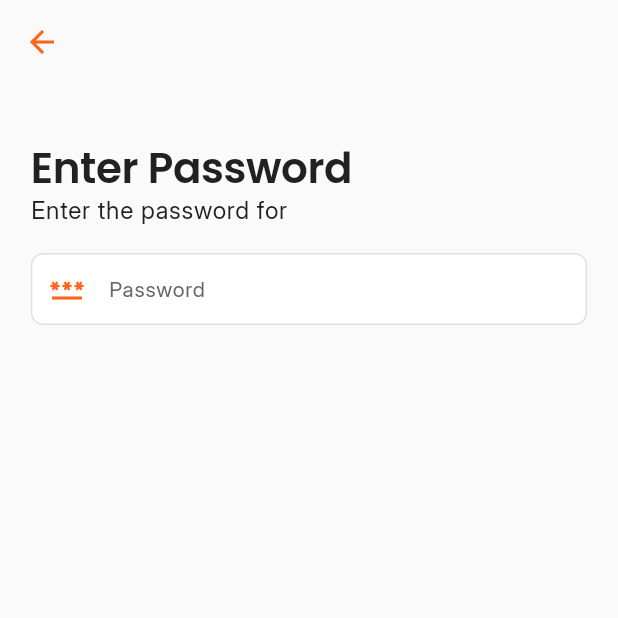
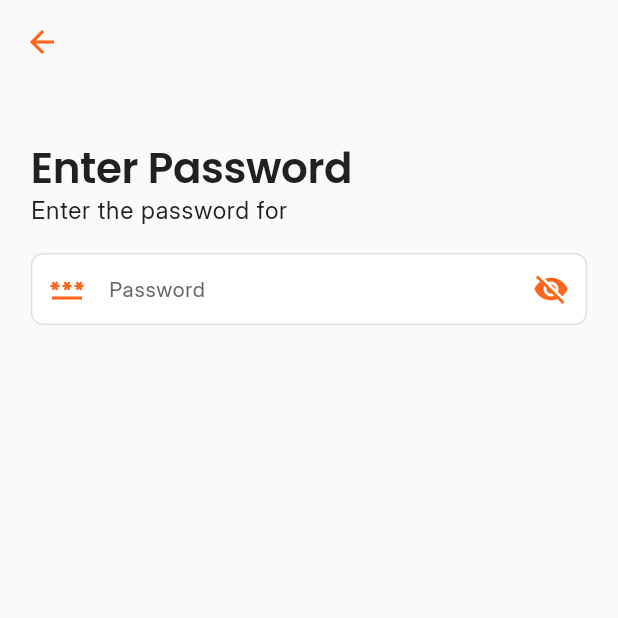
Before and after one commit to Asif-Faizal/Social-Circle, a Flutter app: the PasswordScreen screen opened directly with empty values, on a phone screen of 412 x 824 dp, the top half of it. Run offline on Flutter 3.47's test engine with Material 3 defaults, Android fonts, the phone set to English and light mode, and no system bars; our stand-ins replace bloc, connectivity_plus, dartz, equatable, firebase_core, flutter_bloc and 5 more; missing offline and left inert: grpc, protobuf; accounts and stored records are empty.

Commit message:
feature(enter_password): obscure cubit toggle implemented

```diff
--- a/frontend/lib/feature/auth/cubit/obscure_password/obscure_password_cubit.dart
+++ b/frontend/lib/feature/auth/cubit/obscure_password/obscure_password_cubit.dart
@@ -0,0 +1,16 @@
+import 'package:flutter_bloc/flutter_bloc.dart';
+
+import 'obscure_password_state.dart';
+
+class ObscurePasswordCubit extends Cubit<ObscurePasswordState> {
+  ObscurePasswordCubit() : super(const ObscurePasswordState.obscurePassword());
+
+  /// Toggles the current password visibility state.
+  void toggle() {
+    state.maybeWhen(
+      showPassword: () => emit(const ObscurePasswordState.obscurePassword()),
+      obscurePassword: () => emit(const ObscurePasswordState.showPassword()),
+      orElse: () => emit(const ObscurePasswordState.showPassword()),
+    );
+  }
+}
--- a/frontend/lib/feature/auth/screens/password.screen.dart
+++ b/frontend/lib/feature/auth/screens/password.screen.dart
@@ -10,6 +10,8 @@ import '../../../core/widgets/network.snackbar.dart';
 import '../bloc/login/login_bloc.dart';
 import '../bloc/login/login_event.dart';
 import '../bloc/login/login_state.dart';
+import '../cubit/obscure_password/obscure_password_cubit.dart';
+import '../cubit/obscure_password/obscure_password_state.dart';
 
 class PasswordScreen extends StatelessWidget {
   const PasswordScreen({super.key, required this.args});
@@ -36,7 +38,9 @@ class PasswordScreen extends StatelessWidget {
       return null; // Return null if validation passes
     }
 
-    return Scaffold(
+    return BlocProvider(
+      create: (_) => ObscurePasswordCubit(),
+      child: Scaffold(
         appBar: AppBar(),
         body: BlocListener<LoginBloc, LoginState>(
           listener: (context, state) {
@@ -105,29 +109,67 @@ class PasswordScreen extends StatelessWidget {
                     ),
                   ),
                   SizedBox(height: size.height * 0.02),
-                TextFormField(
+                  BlocBuilder<ObscurePasswordCubit, ObscurePasswordState>(
+                    builder: (context, state) {
+                      final isObscure = state.maybeWhen(
+                        showPassword: () => false,
+                        obscurePassword: () => true,
+                        orElse: () => true,
+                      );
+                      return TextFormField(
                         controller: passwordController,
-                  decoration: const InputDecoration(
+                        decoration: InputDecoration(
                           hintText: '********',
                           labelText: 'Password',
-                    prefixIcon: Icon(Icons.password),
+                          prefixIcon: const Icon(Icons.password),
+                          suffixIcon: IconButton(
+                            icon: Icon(
+                              isObscure
+                                  ? Icons.visibility_off
+                                  : Icons.visibility,
                             ),
-                  keyboardType: TextInputType.emailAddress,
+                            onPressed: () =>
+                                context.read<ObscurePasswordCubit>().toggle(),
+                          ),
+                        ),
+                        keyboardType: TextInputType.text,
                         autocorrect: false,
+                        obscureText: isObscure,
                         validator: validatePassword,
+                      );
+                    },
                   ),
                   if (args.isRegister) ...[
                     SizedBox(height: size.height * 0.01),
-                  TextFormField(
+                    BlocBuilder<ObscurePasswordCubit, ObscurePasswordState>(
+                      builder: (context, state) {
+                        final isObscure = state.maybeWhen(
+                          showPassword: () => false,
+                          obscurePassword: () => true,
+                          orElse: () => true,
+                        );
+                        return TextFormField(
                           controller: confirmPasswordController,
-                    decoration: const InputDecoration(
+                          decoration: InputDecoration(
                             hintText: '********',
                             labelText: 'Confirm Password',
-                      prefixIcon: Icon(Icons.password),
+                            prefixIcon: const Icon(Icons.password),
+                            suffixIcon: IconButton(
+                              icon: Icon(
+                                isObscure
+                                    ? Icons.visibility_off
+                                    : Icons.visibility,
                               ),
-                    keyboardType: TextInputType.emailAddress,
+                              onPressed: () =>
+                                  context.read<ObscurePasswordCubit>().toggle(),
+                            ),
+                          ),
+                          keyboardType: TextInputType.text,
                           autocorrect: false,
+                          obscureText: isObscure,
                           validator: validatePassword,
+                        );
+                      },
                     ),
                   ],
                   const Spacer(),
@@ -179,6 +221,7 @@ class PasswordScreen extends StatelessWidget {
             ),
           ),
         ),
+      ),
     );
   }
 }
```
Lines whose indentation alone changed are shown as unchanged.
